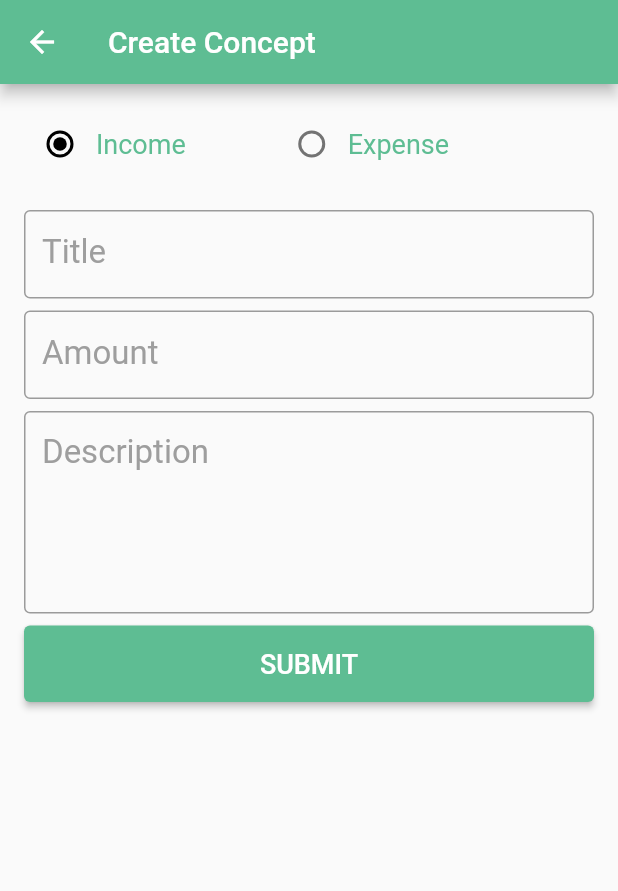
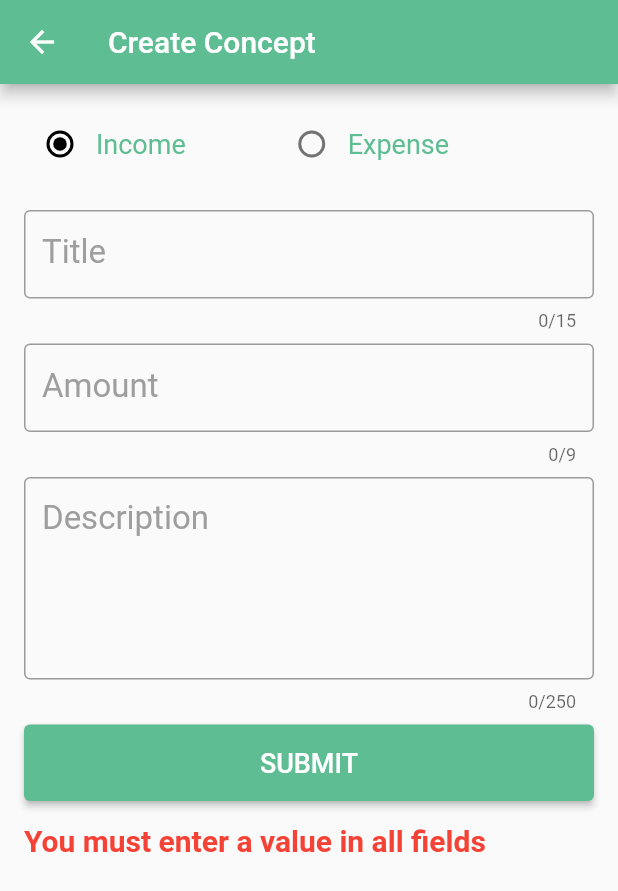
Before and after one commit to DanielBacab-Ksquare/expense_manager, a Flutter app: the AddConceptScreen screen opened directly, after a tap on "SUBMIT", on a phone screen of 412 x 824 dp. Shown: the top 891 px of the screen. Run offline on Flutter 3.47's test engine with Material 2 defaults, Android fonts, the phone set to English and light mode, and no system bars.

Commit message:
stable version 2.0

```diff
--- a/lib/custom_widgets/concept_view.dart
+++ b/lib/custom_widgets/concept_view.dart
@@ -13,6 +13,9 @@ class ConceptView extends StatelessWidget {
     required this.isIncome,
     required this.amount,
   });
+
+
+
 
   @override
   Widget build(BuildContext context) {
@@ -43,10 +46,10 @@ class ConceptView extends StatelessWidget {
               children: [
                 Text(
                   title,
-                  style: TextStyle(fontSize: 23, fontWeight: FontWeight.w700),
+                  style: const TextStyle(fontSize: 23, fontWeight: FontWeight.w700),
                 ),
                 const SizedBox(height: 10,),
-                Text(createdAt, style: TextStyle(color: Colors.grey),)
+                Text(createdAt, style: const TextStyle(color: Colors.grey),)
               ],
             ),
           ),
@@ -54,7 +57,7 @@ class ConceptView extends StatelessWidget {
             margin: const EdgeInsets.only(right: 15),
             child: Text(
               incOrExp,
-              style: TextStyle(fontSize: 23, color: colorConcept),
+              style: TextStyle(fontSize: 18, color: colorConcept),
             ),
           )
         ],
--- a/lib/screens/add_concept.dart
+++ b/lib/screens/add_concept.dart
@@ -13,6 +13,16 @@ class AddConceptScreen extends StatefulWidget {
 }
 
 class _AddConceptScreenState extends State<AddConceptScreen> {
+  int messageIndex = 0;
+
+
+
+  final List<Widget> _widgetOptions = <Widget>[
+    const Text(""),
+    const Text("You must enter a value in all fields", style: TextStyle(color: Colors.red, fontSize: 20, fontWeight: FontWeight.bold),),
+    const Text("The amount can't be zero or negative.",style: TextStyle(color: Colors.red, fontSize: 20, fontWeight: FontWeight.bold),)
+  ];
+
   final TextEditingController _titleCtrl = TextEditingController();
 
   final TextEditingController _amountCtrl = TextEditingController();
@@ -79,36 +89,38 @@ class _AddConceptScreenState extends State<AddConceptScreen> {
               ),
               TextField(
                 key: Key('titleTextField'),
+                maxLength: 15,
                 controller: _titleCtrl,
                 decoration: InputDecoration(
                     border: const OutlineInputBorder(),
                     labelText: AppString.title,
-                   labelStyle: const TextStyle(color: Colors.grey, fontSize: 22)
+                    labelStyle:
+                        const TextStyle(color: Colors.grey, fontSize: 22)),
               ),
-              ),
-
               const SizedBox(height: 8),
               TextField(
                 key: Key('amountTextField'),
                 keyboardType: TextInputType.number,
+                maxLength: 9,
                 controller: _amountCtrl,
                 decoration: InputDecoration(
                     border: const OutlineInputBorder(),
                     labelText: AppString.amount,
-                    labelStyle: const TextStyle(color: Colors.grey, fontSize: 22)
-                   ),
+                    labelStyle:
+                        const TextStyle(color: Colors.grey, fontSize: 22)),
               ),
               const SizedBox(height: 8),
               TextField(
                 key: Key('descTextField'),
                 controller: _descCtrl,
                 maxLines: 5,
+                maxLength: 250,
                 decoration: InputDecoration(
                     alignLabelWithHint: true,
                     border: OutlineInputBorder(),
                     labelText: AppString.description,
-                  labelStyle: const TextStyle(color: Colors.grey, fontSize: 22)
-                ),
+                    labelStyle:
+                        const TextStyle(color: Colors.grey, fontSize: 22)),
               ),
               const SizedBox(height: 8),
               SizedBox(
@@ -121,8 +133,9 @@ class _AddConceptScreenState extends State<AddConceptScreen> {
                         num.tryParse(_amountCtrl.text) is num &&
                         _descCtrl.text is String &&
                         _descCtrl.text.isNotEmpty) {
-                      String now =
-                          DateFormat('d-M-y hh:mm aaa').format(DateTime.now());
+                      if (num.tryParse(_amountCtrl.text)! > 0) {
+                        String now = DateFormat('d-M-y hh:mm aaa')
+                            .format(DateTime.now());
                         Provider.of<ConceptProvider>(
                           context,
                           listen: false,
@@ -137,25 +150,39 @@ class _AddConceptScreenState extends State<AddConceptScreen> {
                         Navigator.push(
                           context,
                           MaterialPageRoute(
-                          builder: (context) => Home(),
+                            builder: (context) => const Home(),
                           ),
                         );
+                      }else{
+                        setState(() {
+                           messageIndex = 2;
+                        });
+
+                      }
+
                     } else {
-                      print("null detected");
+                      setState(() {
+                        messageIndex = 1;
+                      });
+
                     }
                   },
-                  child: Text(
-                    AppString.submit,
-                    style: TextStyle(fontSize: 18),
-                  ),
                   style: ButtonStyle(
                     padding: MaterialStateProperty.all<EdgeInsets>(
                         const EdgeInsets.symmetric(vertical: 15)),
                     backgroundColor: const MaterialStatePropertyAll<Color>(
                         Color(0xff5ebd93)),
                   ),
+                  child: Text(
+                    AppString.submit,
+                    style: const TextStyle(fontSize: 18),
                   ),
-              )
+                ),
+              ),
+              const SizedBox(
+                height: 15,
+              ),
+              _widgetOptions.elementAt(messageIndex),
             ],
           ),
         ),
```
Lines whose indentation alone changed are shown as unchanged.
